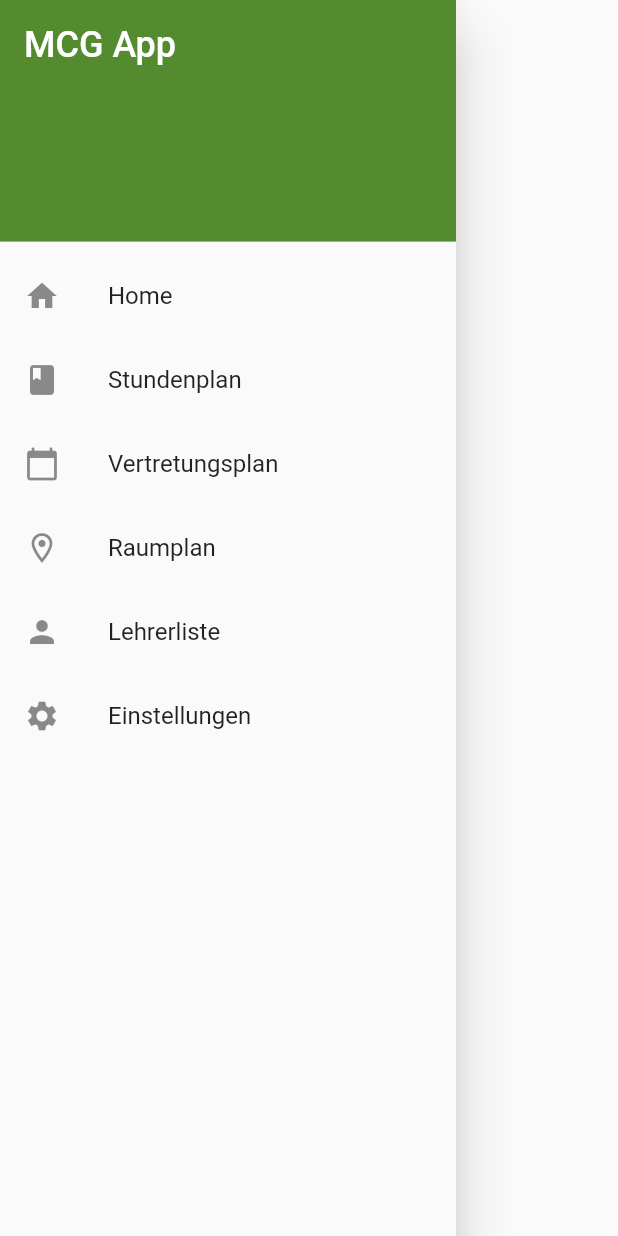
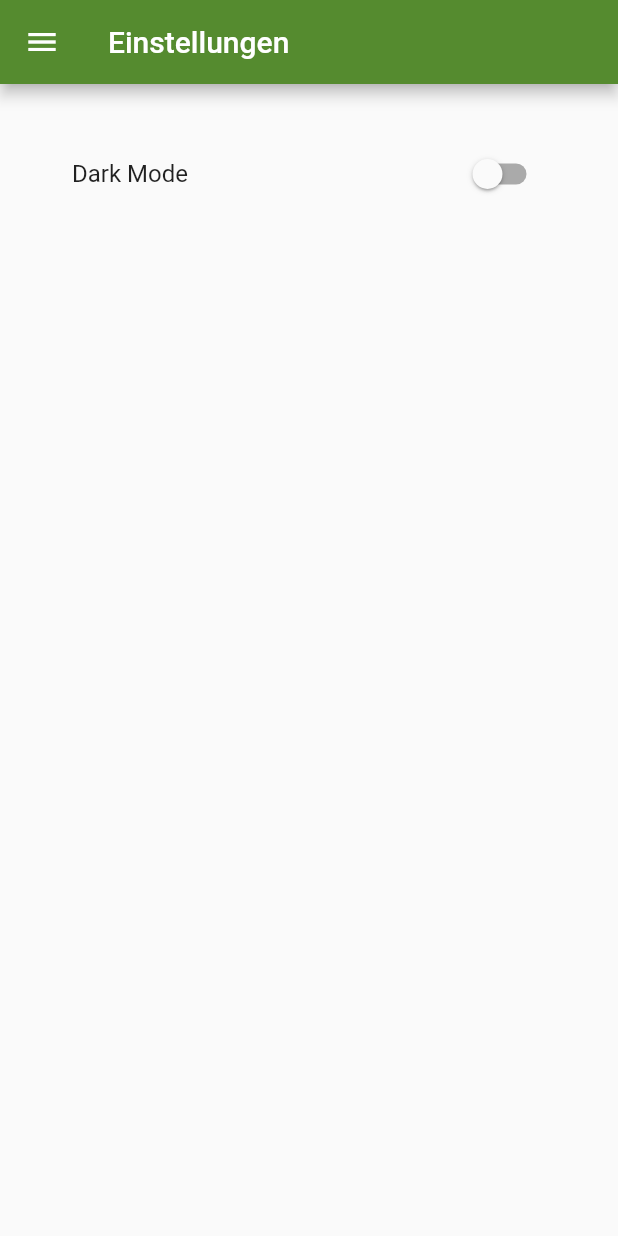
Before and after one commit to MCG-Dallgow/MCG-App, a Flutter app: the MCGDrawer widget shown alone on an empty page, opened directly, after a tap on "Einstellungen", on a phone screen of 412 x 824 dp. Run offline on Flutter 3.47's test engine with Material 2 defaults, Android fonts, the phone set to English and light mode, and no system bars; our stand-ins replace flutter_speed_dial, flutter_svg; missing offline and left inert: dsbuntis.

Commit message:
settings page (dark mode switch)

```diff
--- a/lib/screens/home_screen.dart
+++ b/lib/screens/home_screen.dart
@@ -1,5 +1,4 @@
 import 'package:flutter/material.dart';
-import 'package:mcgapp/main.dart';
 
 import '../widgets/app_bar.dart';
 import '../widgets/drawer.dart';
@@ -20,13 +19,6 @@ class _HomeState extends State<Home> {
         child: Scaffold(
           appBar: MCGAppBar(
             title: "MCG App",
-            actions: [
-              Switch(value: themeManager.themeMode == ThemeMode.dark, onChanged: (newValue) {
-                setState(() {
-                  themeManager.toggleTheme(newValue);
-                });
-              }),
-            ],
           ),
           drawer: const MCGDrawer(),
           body: const Center(
--- /dev/null
+++ b/lib/screens/settings_screen.dart
@@ -0,0 +1,50 @@
+import 'package:flutter/material.dart';
+import '../main.dart';
+
+import '../widgets/app_bar.dart';
+import '../widgets/drawer.dart';
+
+class Settings extends StatefulWidget {
+  const Settings({Key? key}) : super(key: key);
+
+  @override
+  State<Settings> createState() => _SettingsState();
+}
+
+class _SettingsState extends State<Settings> {
+  @override
+  Widget build(BuildContext context) {
+    return DefaultTabController(
+      initialIndex: 0,
+      length: 2,
+      child: Scaffold(
+        appBar: MCGAppBar(
+          title: "Einstellungen",
+          /*actions: [
+            Switch(value: themeManager.themeMode == ThemeMode.dark, onChanged: (newValue) {
+              setState(() {
+                themeManager.toggleTheme(newValue);
+              });
+            }),
+          ],*/
+        ),
+        drawer: const MCGDrawer(),
+        body: Padding(
+          padding: const EdgeInsetsDirectional.fromSTEB(32, 32, 32, 32),
+            child: ListView(
+              children: <Widget> [
+                ListTile(
+                  title: Text("Dark Mode"),
+                  trailing:Switch(value: themeManager.themeMode == ThemeMode.dark, onChanged: (newValue) {
+                    setState(() {
+                      themeManager.toggleTheme(newValue);
+                    });
+                  }),
+                ),
+                ],
+              ),
+        ),
+      ),
+    );
+  }
+}
--- a/lib/widgets/drawer.dart
+++ b/lib/widgets/drawer.dart
@@ -1,5 +1,6 @@
 import 'package:flutter/material.dart';
 import 'package:mcgapp/screens/roomplan_screen.dart';
+import 'package:mcgapp/screens/settings_screen.dart';
 import 'package:mcgapp/screens/substitutions_screen.dart';
 import 'package:mcgapp/screens/teachers_screen.dart';
 
@@ -91,12 +92,12 @@ class MCGDrawer extends StatelessWidget {
             leading: const Icon(Icons.settings),
             title: const Text('Einstellungen'),
             onTap: () {
-              /*Navigator.push(
+              Navigator.push(
                 context,
                 MaterialPageRoute(builder: (context) {
-                  return TeachersPage();
+                  return Settings();
                 }),
-              );*/
+              );
             },
           ),
         ],
```
